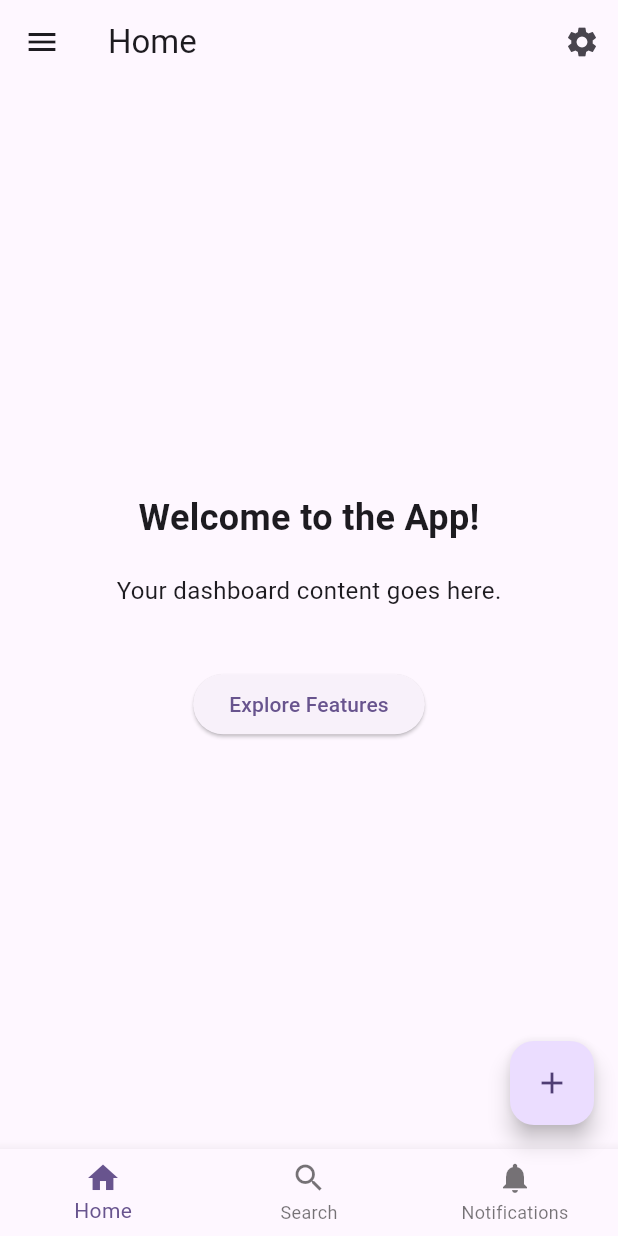
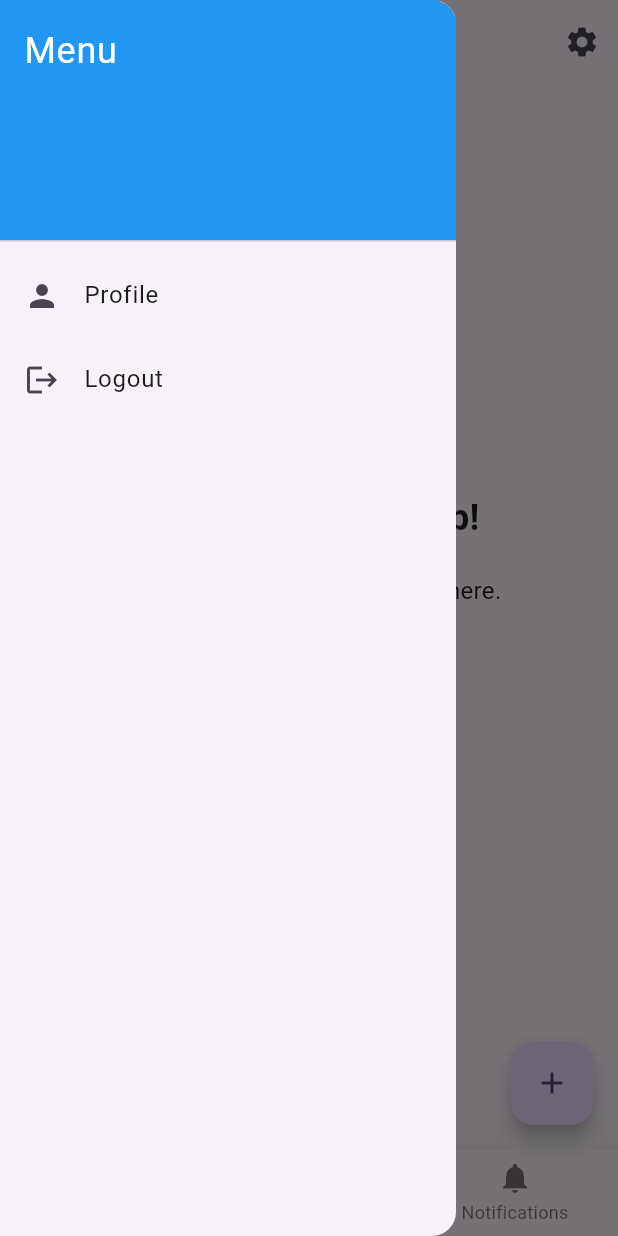
Before and after one commit to swampbear/flutter_auth_template, a Flutter app: the screen it shows once a user with an empty profile is signed in, in the side drawer, after a tap on "Profile", on a phone screen of 412 x 824 dp. Run offline on Flutter 3.47's test engine with Material 3 defaults, Android fonts, the phone set to English and light mode, and no system bars; our stand-ins replace flutter_dotenv, flutter_riverpod, fluttertoast, go_router, supabase_flutter; accounts and stored records are empty.

Commit message:
Remove navigation to profile screen from HomePage

```diff
--- a/lib/screens/Home.dart
+++ b/lib/screens/Home.dart
@@ -45,9 +45,6 @@ class HomePage extends ConsumerWidget {
               leading: const Icon(Icons.person),
               title: const Text('Profile'),
               onTap: () {
-                // Navigate to profile screen
-                // Navigator.pushNamed(context, '/profile');
-                Navigator.pop(context);
               },
             ),
             ListTile(
```
